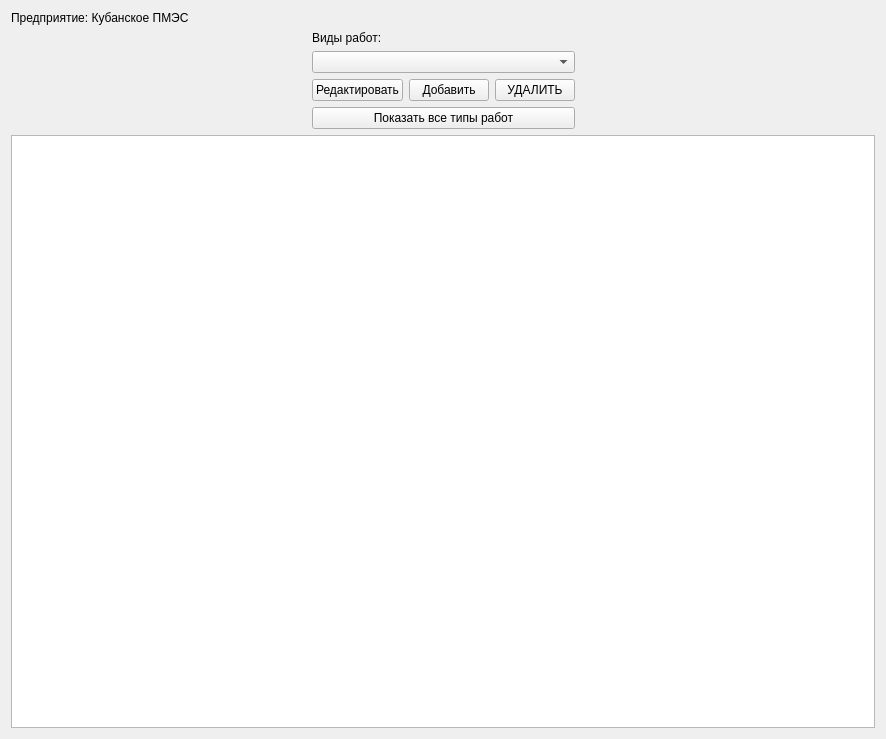
kiadreams/work_assistent, file qt_assets/qt_forms/ui_work_types_report_widget.ui: the form before one commit.
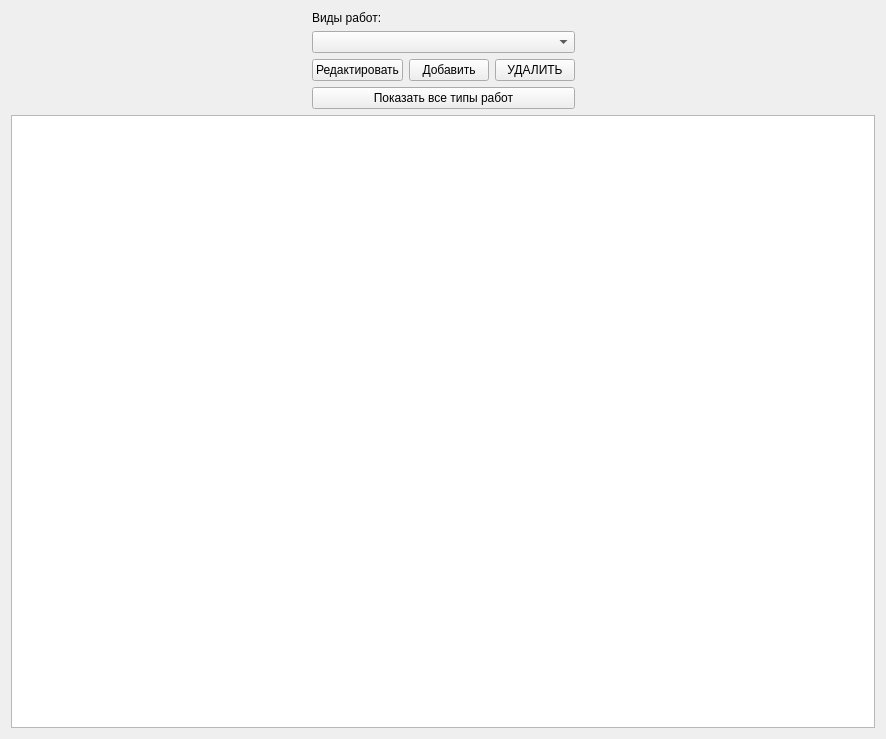
The form after the commit.

```diff
--- a/qt_assets/qt_forms/ui_work_types_report_widget.ui
+++ b/qt_assets/qt_forms/ui_work_types_report_widget.ui
@@ -14,13 +14,6 @@
    <string>Form</string>
   </property>
   <layout class="QVBoxLayout" name="verticalLayout_2">
-   <item>
-    <widget class="QLabel" name="label_company_name">
-     <property name="text">
-      <string>Предприятие: Кубанское ПМЭС</string>
-     </property>
-    </widget>
-   </item>
    <item>
     <layout class="QHBoxLayout" name="horizontalLayout_3">
      <item>
```
